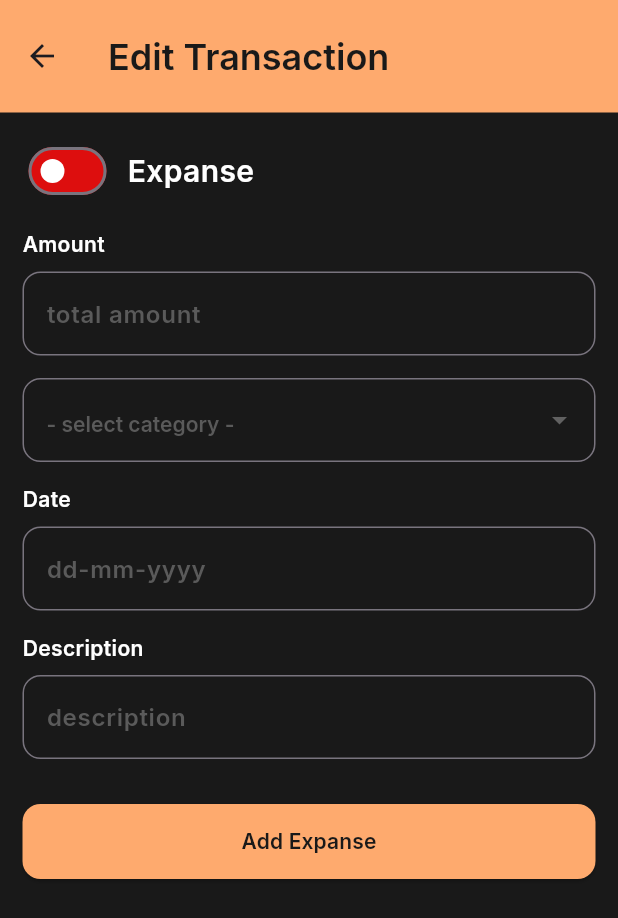
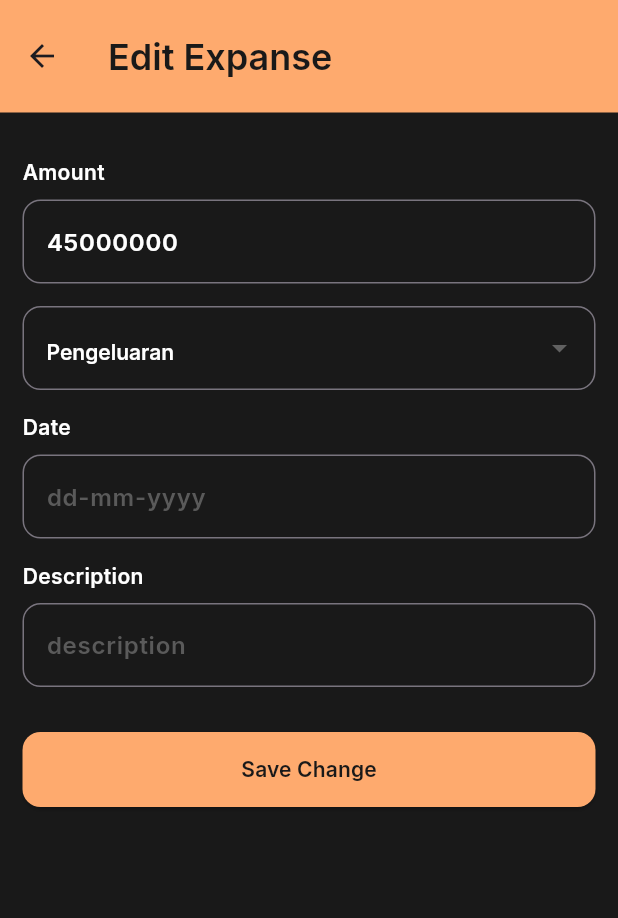
Before and after one commit to ahmadabdillah001/finote, a Flutter app: the HomePage screen opened by its route, after a tap on the "edit" icon, on a phone screen of 412 x 824 dp. Shown: the top 918 px of the screen. Run offline on Flutter 3.47's test engine with Material 3 defaults, Android fonts, the phone set to English and light mode, and no system bars; our stand-ins replace google_fonts.

Commit message:
online 2.2

```diff
--- a/lib/model/transaction_model.dart
+++ b/lib/model/transaction_model.dart
@@ -3,34 +3,64 @@ class TransactionModel {
   String title;
   int amount;
   bool isIncome;
+  String category;
 
   TransactionModel({
     this.id,
     required this.title,
     required this.amount,
     required this.isIncome,
+    required this.category,
   });
 }
 
-List transactionList = [
-  TransactionModel(title: 'Beli Motor', amount: 45000000, isIncome: false),
-  TransactionModel(title: 'Beli Buku', amount: 300000, isIncome: false),
-  TransactionModel(title: 'Gaji Freelance', amount: 65000000, isIncome: true),
+List<TransactionModel> transactionList = [
+  TransactionModel(
+    title: 'Beli Motor',
+    amount: 45000000,
+    isIncome: false,
+    category: 'Pengeluaran',
+  ),
+  TransactionModel(
+    title: 'Beli Buku',
+    amount: 300000,
+    isIncome: false,
+    category: 'Pengeluaran',
+  ),
+  TransactionModel(
+    title: 'Gaji Freelance',
+    amount: 65000000,
+    isIncome: true,
+    category: 'Gaji Freelance',
+  ),
   TransactionModel(
     title: 'Joki Tugas Kuliah',
     amount: 10000000,
     isIncome: true,
+    category: 'Gaji Freelance',
   ),
   TransactionModel(
     title: 'Beli Laptop',
     amount: 30000000,
     isIncome: false,
+    category: 'Pengeluaran',
   ),
-  TransactionModel(title: 'Bisnis FnB', amount: 200000000, isIncome: true),
+  TransactionModel(
+    title: 'Bisnis FnB',
+    amount: 200000000,
+    isIncome: true,
+    category: 'Pengeluaran',
+  ),
   TransactionModel(
     title: 'Bangun Bisni Clothing',
     amount: 70000000,
     isIncome: false,
+    category: 'Pengeluaran',
   ),
-  TransactionModel(title: 'Beli Camera', amount: 15000000, isIncome: false),
+  TransactionModel(
+    title: 'Beli Camera',
+    amount: 15000000,
+    isIncome: false,
+    category: 'Pengeluaran',
+  ),
 ];
--- a/lib/pages/add_edit_transaction_page.dart
+++ b/lib/pages/add_edit_transaction_page.dart
@@ -1,4 +1,5 @@
 import 'package:finote/model/category_model.dart';
+import 'package:finote/model/transaction_model.dart';
 import 'package:finote/shared/shared.dart';
 import 'package:finote/widgets/widget.dart';
 import 'package:flutter/material.dart';
@@ -6,10 +7,15 @@ import 'package:flutter/material.dart';
 class AddEditTransactionPage extends StatefulWidget {
   final String navBarTitle;
   final bool isEdit;
+  final List<TransactionModel>? data;
+  final int? index;
+
   const AddEditTransactionPage({
     super.key,
     required this.navBarTitle,
     this.isEdit = false,
+    this.data,
+    this.index,
   });
 
   @override
@@ -28,11 +34,22 @@ class _AddEditTransactionPageState extends State<AddEditTransactionPage> {
   @override
   void initState() {
     super.initState();
+    if (widget.isEdit) {
+      final finalData = widget.data![widget.index!];
+
+      isIncome = finalData.isIncome;
+      amountController = TextEditingController(
+        text: finalData.amount.toString(),
+      );
+      categoryController = finalData.category;
+    }
     updateCategories();
   }
 
   void updateCategories() {
+    if (!widget.isEdit) {
       categoryController = '- select category -';
+    }
     categories = ['- select category -'];
     categories.addAll(
       categoryList
@@ -48,7 +65,14 @@ class _AddEditTransactionPageState extends State<AddEditTransactionPage> {
       backgroundColor: primaryColor,
       appBar: AppBar(
         toolbarHeight: 75,
-        title: Text(widget.navBarTitle, style: navTextStyle),
+        title: Text(
+          widget.isEdit
+              ? isIncome
+                  ? 'Edit Income'
+                  : 'Edit Expanse'
+              : widget.navBarTitle,
+          style: navTextStyle,
+        ),
         backgroundColor: secondaryColor,
         leading: null,
       ),
@@ -59,7 +83,9 @@ class _AddEditTransactionPageState extends State<AddEditTransactionPage> {
             children: [
               Row(
                 children: [
-                  Switch(
+                  widget.isEdit
+                      ? SizedBox()
+                      : Switch(
                         value: isIncome,
                         onChanged: (value) async {
                           categoryController = null;
@@ -74,7 +100,9 @@ class _AddEditTransactionPageState extends State<AddEditTransactionPage> {
                         inactiveTrackColor: redColor,
                       ),
                   SpaceWidth(10),
-                  isIncome
+                  widget.isEdit
+                      ? SizedBox()
+                      : isIncome
                       ? Text('Income', style: lableListTextStyle)
                       : Text('Expanse', style: lableListTextStyle),
                 ],
@@ -137,7 +165,12 @@ class _AddEditTransactionPageState extends State<AddEditTransactionPage> {
               ),
               SpaceHeight(30),
               CustomButtonWidget(
-                title: isIncome ? 'Add Income' : 'Add Expanse',
+                title:
+                    widget.isEdit
+                        ? 'Save Change'
+                        : isIncome
+                        ? 'Add Income'
+                        : 'Add Expanse',
                 width: double.infinity,
                 onPressed: () {},
               ),
--- a/lib/pages/home_page.dart
+++ b/lib/pages/home_page.dart
@@ -136,6 +136,8 @@ class HomePage extends StatelessWidget {
                                     (context) => AddEditTransactionPage(
                                       navBarTitle: 'Edit Transaction',
                                       isEdit: true,
+                                      data: transactionList,
+                                      index: index,
                                     ),
                               ),
                             );
```
Lines whose indentation alone changed are shown as unchanged.
